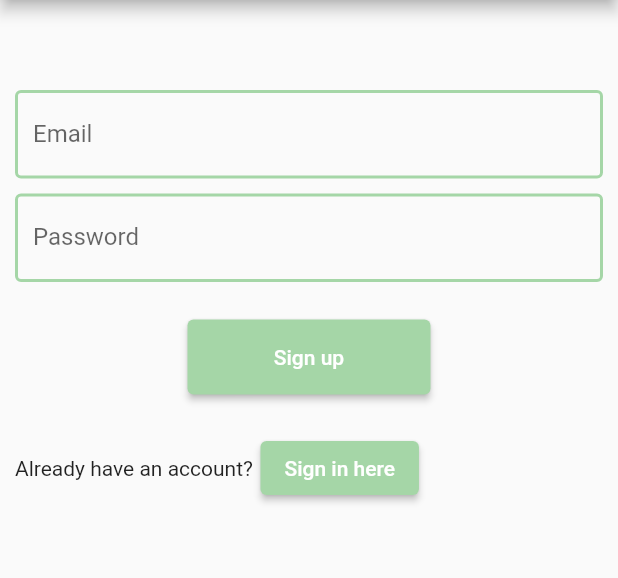
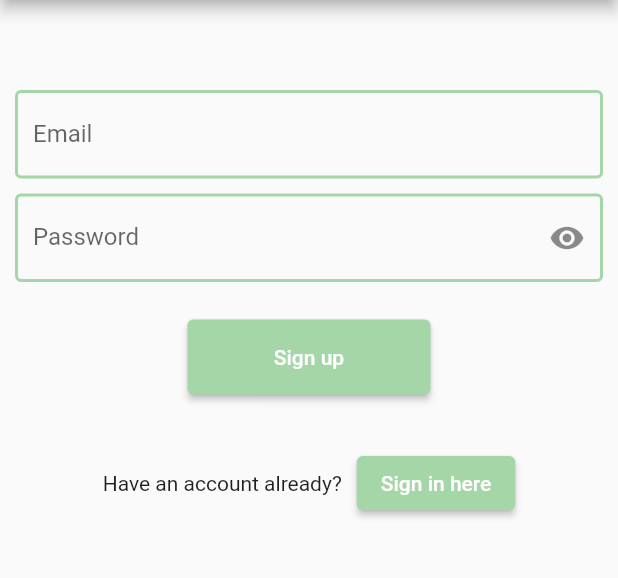
Before and after one commit to drekyyy/flutter_firebase_auth, a Flutter app: the screen it shows after launch, after a tap on "Sign up here", on a phone screen of 412 x 824 dp, the part 84-662 px from its top. Run offline on Flutter 3.47's test engine with Material 2 defaults, Android fonts, the phone set to English and light mode, and no system bars; our stand-ins replace firebase_auth, firebase_core; accounts and stored records are empty.

Commit message:
fixed centering of row inside listview, adjusted themedata

```diff
--- a/lib/main.dart
+++ b/lib/main.dart
@@ -27,11 +27,11 @@ class MyApp extends StatelessWidget {
               initialData: null)
         ],
         child: MaterialApp(
-          title: 'Flutter Demo',
+          title: 'Shopping list',
           theme: ThemeData(
-            primarySwatch: Colors.blue,
+            primarySwatch: Colors.green,
           ),
-          home: AuthenticationWrapper(),
+          home: const AuthenticationWrapper(),
         ));
   }
 }
--- a/lib/sign_in_page.dart
+++ b/lib/sign_in_page.dart
@@ -3,7 +3,15 @@ import 'package:flutter_shopping_list/authentication_service.dart';
 import 'package:flutter_shopping_list/sign_up_page.dart';
 import 'package:provider/provider.dart';
 
-class SignInPage extends StatelessWidget {
+class SignInPage extends StatefulWidget {
+  const SignInPage({Key? key}) : super(key: key);
+
+  @override
+  _SignInPageState createState() => _SignInPageState();
+}
+
+class _SignInPageState extends State<SignInPage> {
+  bool _isObscure = true;
   final TextEditingController emailController = TextEditingController();
   final TextEditingController passwordController = TextEditingController();
 
@@ -15,9 +23,10 @@ class SignInPage extends StatelessWidget {
           backgroundColor: Colors.green.shade200,
         ),
         body: Center(
-            child: Container(
-                margin: const EdgeInsets.all(10),
-                child: ListView(children: [
+            child: ListView(
+                // shrinkWrap: true,
+                padding: const EdgeInsets.all(10),
+                children: [
               const SizedBox(height: 50),
               TextField(
                   controller: emailController,
@@ -28,9 +37,19 @@ class SignInPage extends StatelessWidget {
                               color: Colors.green.shade200, width: 2.0)))),
               const SizedBox(height: 10),
               TextField(
+                  obscureText: _isObscure,
                   controller: passwordController,
                   decoration: InputDecoration(
                       labelText: "Password",
+                      suffixIcon: IconButton(
+                          icon: Icon(_isObscure
+                              ? Icons.visibility
+                              : Icons.visibility_off),
+                          onPressed: () {
+                            setState(() {
+                              _isObscure = !_isObscure;
+                            });
+                          }),
                       enabledBorder: OutlineInputBorder(
                           borderSide: BorderSide(
                               color: Colors.green.shade200, width: 2.0)))),
@@ -47,11 +66,13 @@ class SignInPage extends StatelessWidget {
                             passwordController.text.trim());
                       },
                       child: const Text("Sign in"))),
-                  const SizedBox(height: 25),
-                  Row(
+              const SizedBox(height: 35),
+              Center(
+                  child: IntrinsicWidth(
+                      child: Row(
                 children: [
                   const Text("Don't have an account yet?"),
-                      const SizedBox(width: 5),
+                  const SizedBox(width: 10),
                   ElevatedButton(
                       style: ElevatedButton.styleFrom(
                           primary: Colors.green.shade200),
@@ -63,7 +84,7 @@ class SignInPage extends StatelessWidget {
                       },
                       child: const Text("Sign up here"))
                 ],
-                  ),
-                ]))));
+              ))),
+            ])));
   }
 }
--- a/lib/sign_up_page.dart
+++ b/lib/sign_up_page.dart
@@ -3,7 +3,15 @@ import 'package:flutter_shopping_list/authentication_service.dart';
 import 'package:flutter_shopping_list/sign_in_page.dart';
 import 'package:provider/src/provider.dart';
 
-class SignUpPage extends StatelessWidget {
+class SignUpPage extends StatefulWidget {
+  const SignUpPage({Key? key}) : super(key: key);
+
+  @override
+  _SignUpPageState createState() => _SignUpPageState();
+}
+
+class _SignUpPageState extends State<SignUpPage> {
+  bool _isObscure = true;
   final TextEditingController emailController = TextEditingController();
   final TextEditingController passwordController = TextEditingController();
 
@@ -15,9 +23,10 @@ class SignUpPage extends StatelessWidget {
           backgroundColor: Colors.green.shade200,
         ),
         body: Center(
-            child: Container(
-                margin: const EdgeInsets.all(10),
-                child: ListView(children: [
+            child: ListView(
+                // shrinkWrap: true,
+                padding: const EdgeInsets.all(10),
+                children: [
               const SizedBox(height: 50),
               TextField(
                   controller: emailController,
@@ -28,9 +37,19 @@ class SignUpPage extends StatelessWidget {
                               color: Colors.green.shade200, width: 2.0)))),
               const SizedBox(height: 10),
               TextField(
+                  obscureText: _isObscure,
                   controller: passwordController,
                   decoration: InputDecoration(
                       labelText: "Password",
+                      suffixIcon: IconButton(
+                          icon: Icon(_isObscure
+                              ? Icons.visibility
+                              : Icons.visibility_off),
+                          onPressed: () {
+                            setState(() {
+                              _isObscure = !_isObscure;
+                            });
+                          }),
                       enabledBorder: OutlineInputBorder(
                           borderSide: BorderSide(
                               color: Colors.green.shade200, width: 2.0)))),
@@ -42,16 +61,18 @@ class SignUpPage extends StatelessWidget {
                           minimumSize: const Size(1, 50),
                           primary: Colors.green.shade200),
                       onPressed: () {
-                            context.read<AuthenticationService>().signUp(
+                        context.read<AuthenticationService>().signIn(
                             emailController.text.trim(),
                             passwordController.text.trim());
                       },
                       child: const Text("Sign up"))),
-                  const SizedBox(height: 25),
-                  Row(
+              const SizedBox(height: 35),
+              Center(
+                  child: IntrinsicWidth(
+                      child: Row(
                 children: [
-                      const Text("Already have an account?"),
-                      const SizedBox(width: 5),
+                  const Text("Have an account already?"),
+                  const SizedBox(width: 10),
                   ElevatedButton(
                       style: ElevatedButton.styleFrom(
                           primary: Colors.green.shade200),
@@ -60,7 +81,7 @@ class SignUpPage extends StatelessWidget {
                       },
                       child: const Text("Sign in here"))
                 ],
-                  ),
-                ]))));
+              ))),
+            ])));
   }
 }
```
Lines whose indentation alone changed are shown as unchanged.
